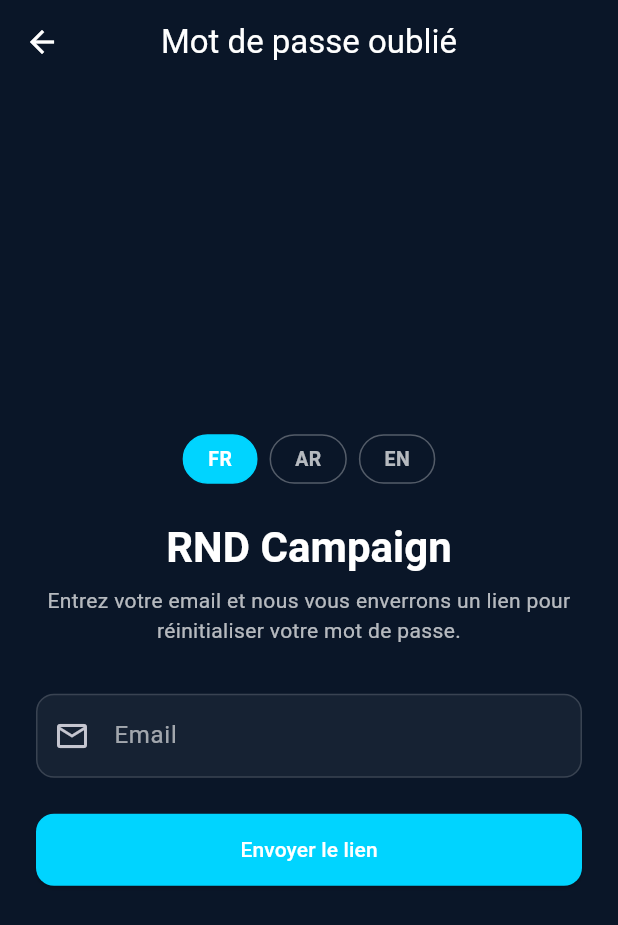
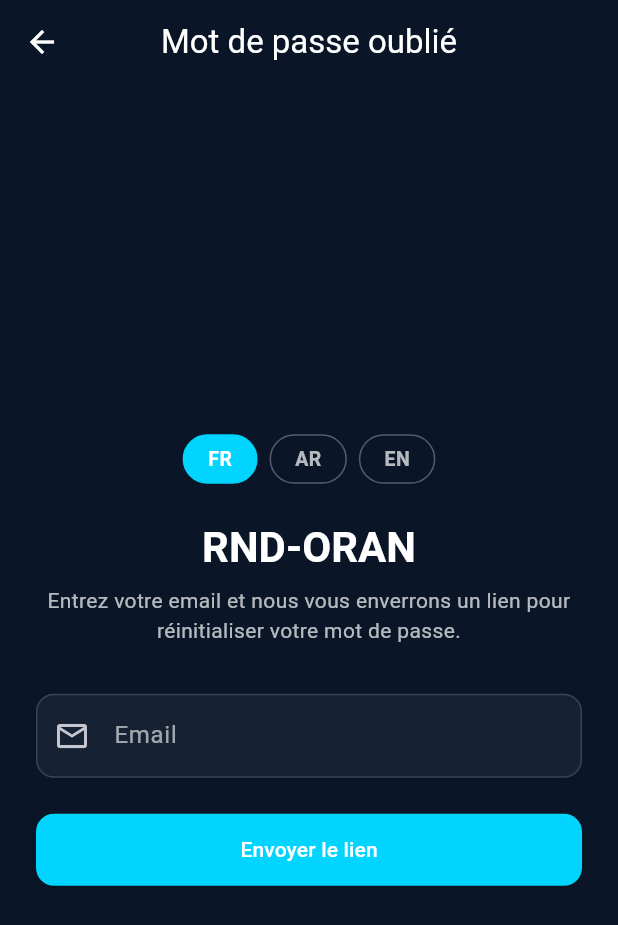
Before and after one commit to Connacri/rnd, a Flutter app: the ForgotPasswordPage screen opened by its route, after a tap on "FR", on a phone screen of 412 x 824 dp. Shown: the top 925 px of the screen. Run offline on Flutter 3.47's test engine with Material 3 defaults, Android fonts, the phone set to English and light mode, and no system bars; our stand-ins replace audioplayers, firebase_auth, firebase_core, firebase_messaging, flutter_local_notifications, google_fonts and 2 more; accounts and stored records are empty.

Commit message:
feat(branding): rename the app to RND-ORAN and regenerate platform assets
Renomme l'application RND-ORAN sur toutes les surfaces visibles : titre MaterialApp, AppConstants, libelles natifs (Android, iOS, Windows, Linux, macOS), coquille web (index.html, manifest PWA) et politique de confidentialite. Aucun changement d'applicationId (com.rnd.dz), d'API ou de domaine.

Regenere les icones natives, le splash (Android 12+ inclus) et le favicon web depuis le logo, avec fond blanc et icone adaptative Android.

```diff
--- a/lib/app/app.dart
+++ b/lib/app/app.dart
@@ -5,6 +5,7 @@ import 'package:provider/provider.dart';
 
 import 'package:rnd_campaign_app/app/routes.dart';
 import 'package:rnd_campaign_app/app/theme.dart';
+import 'package:rnd_campaign_app/core/constants/app_constants.dart';
 import 'package:rnd_campaign_app/core/providers/language_provider.dart';
 import 'package:rnd_campaign_app/features/auth/screens/forgot_password_page.dart';
 import 'package:rnd_campaign_app/features/auth/screens/login_page.dart';
@@ -23,7 +24,7 @@ class CampaignApp extends StatelessWidget {
     return Consumer<LanguageProvider>(
       builder: (context, langProvider, _) {
         return MaterialApp(
-          title: 'RND',
+          title: AppConstants.appName,
           debugShowCheckedModeBanner: false,
           theme: AppTheme.lightTheme,
           localizationsDelegates: [
--- a/lib/core/constants/app_constants.dart
+++ b/lib/core/constants/app_constants.dart
@@ -1,5 +1,5 @@
 class AppConstants {
-  static const String appName = 'RND Campaign';
+  static const String appName = 'RND-ORAN';
   static const String candidateName = 'Nabil Zenasni';
   static const String city = 'Ain El Turck';
   static const String slogan = 'Ensemble pour un meilleur avenir';
--- a/lib/l10n/app_ar.arb
+++ b/lib/l10n/app_ar.arb
@@ -5,7 +5,7 @@
   "age": "العمر",
   "ageOptional": "العمر (اختياري)",
   "algeria": "عين الترك، وهران، الجزائر",
-  "appName": "RND Campaign",
+  "appName": "RND-ORAN",
   "approach": "يرتكز نهجنا على الاستماع والقرب والشفافية. سيتم اتخاذ كل مشروع وكل قرار معكم ومن أجلكم.",
   "audioMessage": "رسالة صوتية",
   "candidate": "المرشح",
--- a/lib/l10n/app_en.arb
+++ b/lib/l10n/app_en.arb
@@ -5,7 +5,7 @@
   "age": "Age",
   "ageOptional": "Age (optional)",
   "algeria": "Ain El Tûrck, Oran, Algeria",
-  "appName": "RND Campaign",
+  "appName": "RND-ORAN",
   "approach": "Our approach is based on listening, proximity and transparency. Every project, every decision will be made with and for you.",
   "audioMessage": "Audio message",
   "candidate": "Candidate",
--- a/lib/l10n/app_fr.arb
+++ b/lib/l10n/app_fr.arb
@@ -5,7 +5,7 @@
   "age": "Age",
   "ageOptional": "Age (optionnel)",
   "algeria": "Ain El Tûrck, Oran, Algerie",
-  "appName": "RND Campaign",
+  "appName": "RND-ORAN",
   "approach": "Notre approche repose sur l'ecoute, la proximite et la transparence. Chaque projet, chaque decision sera prise avec et pour vous.",
   "audioMessage": "Message audio",
   "candidate": "Candidat",
--- a/lib/l10n/app_localizations.dart
+++ b/lib/l10n/app_localizations.dart
@@ -133,7 +133,7 @@ abstract class AppLocalizations {
   /// No description provided for @appName.
   ///
   /// In fr, this message translates to:
-  /// **'RND Campaign'**
+  /// **'RND-ORAN'**
   String get appName;
 
   /// No description provided for @approach.
--- a/lib/l10n/app_localizations_ar.dart
+++ b/lib/l10n/app_localizations_ar.dart
@@ -24,7 +24,7 @@ class AppLocalizationsAr extends AppLocalizations {
   String get algeria => 'عين الترك، وهران، الجزائر';
 
   @override
-  String get appName => 'RND Campaign';
+  String get appName => 'RND-ORAN';
 
   @override
   String get approach =>
--- a/lib/l10n/app_localizations_en.dart
+++ b/lib/l10n/app_localizations_en.dart
@@ -24,7 +24,7 @@ class AppLocalizationsEn extends AppLocalizations {
   String get algeria => 'Ain El Tûrck, Oran, Algeria';
 
   @override
-  String get appName => 'RND Campaign';
+  String get appName => 'RND-ORAN';
 
   @override
   String get approach =>
--- a/lib/l10n/app_localizations_fr.dart
+++ b/lib/l10n/app_localizations_fr.dart
@@ -24,7 +24,7 @@ class AppLocalizationsFr extends AppLocalizations {
   String get algeria => 'Ain El Tûrck, Oran, Algerie';
 
   @override
-  String get appName => 'RND Campaign';
+  String get appName => 'RND-ORAN';
 
   @override
   String get approach =>
```
Also changed, not shown: pubspec.yaml (+12 -3 lines), 74 other files.
